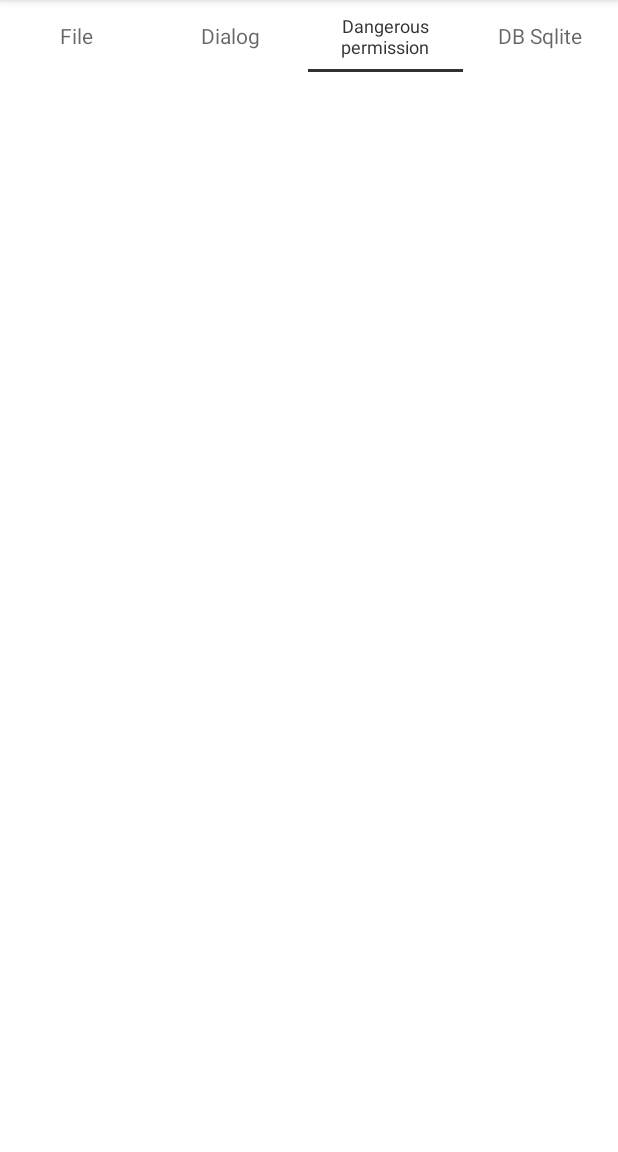
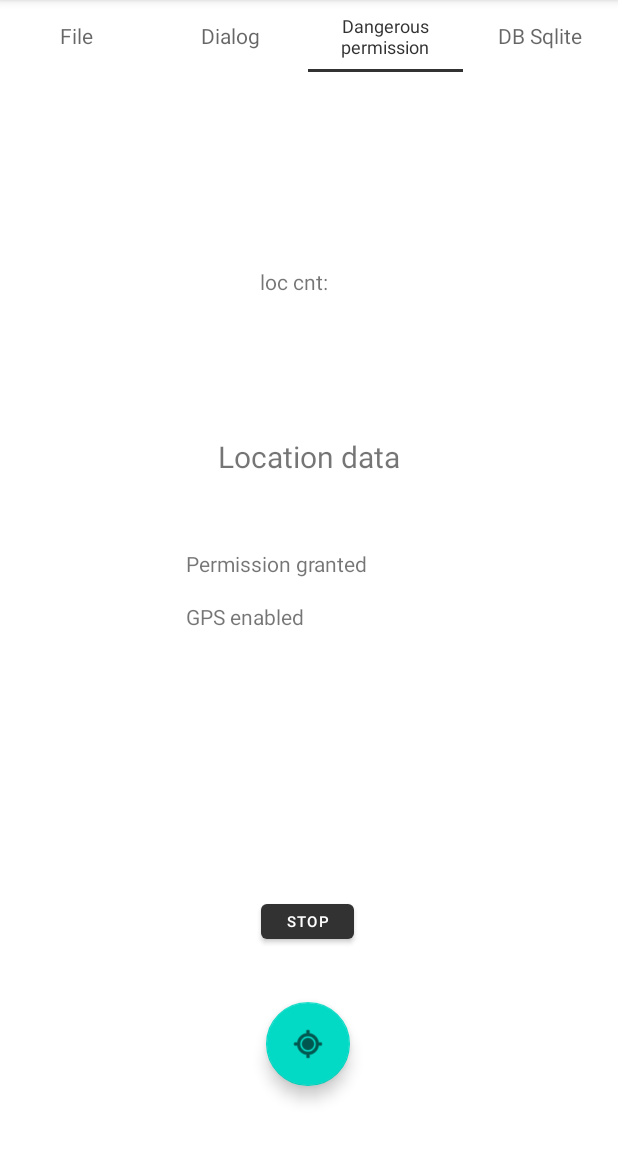
Before and after one commit to Bagaviev/Android, an Android app: the screen it shows after launch (MainActivity), tab 3 chosen, on a phone screen of 412 x 824 dp, the part 84-1236 px from its top. Run offline under Robolectric (Android 15) with nearby library versions, the phone set to English and light mode, and no system bars.

Commit message:
Dangerous permissions + LocationManager (GPS)

```diff
--- a/FifthExample/app/src/main/AndroidManifest.xml
+++ b/FifthExample/app/src/main/AndroidManifest.xml
@@ -1,6 +1,7 @@
 <?xml version="1.0" encoding="utf-8"?>
 <manifest xmlns:android="http://schemas.android.com/apk/res/android"
         package="com.example.fifthexample">
+    <uses-permission android:name="android.permission.ACCESS_FINE_LOCATION"/>
 
     <application
             android:allowBackup="true"
--- a/FifthExample/app/src/main/java/com/example/fifthexample/PermissionFragment.java
+++ /dev/null
@@ -1,6 +0,0 @@
-package com.example.fifthexample;
-
-import androidx.fragment.app.Fragment;
-
-public class PermissionFragment extends Fragment {
-}
--- a/FifthExample/app/src/main/java/com/example/fifthexample/DBFragment.java
+++ b/FifthExample/app/src/main/java/com/example/fifthexample/fragments/DBFragment.java
@@ -1,4 +1,4 @@
-package com.example.fifthexample;
+package com.example.fifthexample.fragments;
 
 import androidx.fragment.app.Fragment;
 
--- a/FifthExample/app/src/main/java/com/example/fifthexample/DialogFragment.java
+++ b/FifthExample/app/src/main/java/com/example/fifthexample/fragments/DialogFragment.java
@@ -1,4 +1,4 @@
-package com.example.fifthexample;
+package com.example.fifthexample.fragments;
 
 import android.app.AlertDialog;
 import android.app.Dialog;
@@ -9,6 +9,8 @@ import android.view.ViewGroup;
 import android.widget.Button;
 
 import androidx.fragment.app.Fragment;
+
+import com.example.fifthexample.R;
 
 public class DialogFragment extends Fragment {
     Button buttonD;
--- /dev/null
+++ b/FifthExample/app/src/main/res/layout/permission_fragment.xml
@@ -0,0 +1,81 @@
+<?xml version="1.0" encoding="utf-8"?>
+<androidx.constraintlayout.widget.ConstraintLayout xmlns:android="http://schemas.android.com/apk/res/android"
+        xmlns:app="http://schemas.android.com/apk/res-auto"
+        xmlns:tools="http://schemas.android.com/tools"
+        android:layout_width="match_parent"
+        android:layout_height="match_parent">
+
+    <TextView
+            android:text="Location data"
+            android:layout_width="wrap_content"
+            android:layout_height="wrap_content"
+            android:id="@+id/textViewData"
+            android:textSize="20sp"
+            app:layout_constraintEnd_toEndOf="parent"
+            app:layout_constraintStart_toStartOf="parent"
+            app:layout_constraintTop_toTopOf="parent"
+            app:layout_constraintBottom_toBottomOf="parent"
+            app:layout_constraintVertical_bias="0.35"
+
+            android:textIsSelectable="true"/>
+
+    <com.google.android.material.floatingactionbutton.FloatingActionButton
+            android:layout_width="wrap_content"
+            android:layout_height="wrap_content"
+            android:clickable="true"
+            app:srcCompat="@android:drawable/ic_menu_mylocation"
+            android:id="@+id/floatButton"
+            app:layout_constraintEnd_toEndOf="parent"
+            app:layout_constraintStart_toStartOf="parent"
+            app:layout_constraintBottom_toBottomOf="parent"
+            app:layout_constraintHorizontal_bias="0.498"
+            android:layout_marginBottom="44dp" />
+
+    <Button
+            android:text="Stop"
+            android:layout_width="62dp"
+            android:layout_height="35dp"
+            android:id="@+id/buttonStop"
+            app:layout_constraintBottom_toTopOf="@+id/floatButton"
+            app:layout_constraintEnd_toEndOf="parent"
+            app:layout_constraintStart_toStartOf="parent"
+            android:textSize="10sp"
+            app:layout_constraintHorizontal_bias="0.498"
+            android:layout_marginBottom="36dp" />
+
+    <TextView
+            android:text="Permission:"
+            android:layout_width="wrap_content"
+            android:layout_height="wrap_content"
+            android:id="@+id/textViewPerm"
+            app:layout_constraintBottom_toTopOf="@+id/textViewStatus"
+            app:layout_constraintStart_toStartOf="parent"
+            app:layout_constraintEnd_toEndOf="parent"
+            app:layout_constraintHorizontal_bias="0.427"
+            android:layout_marginTop="40dp"
+            app:layout_constraintTop_toBottomOf="@+id/textViewData" />
+
+    <TextView
+            android:text="Status:"
+            android:layout_width="wrap_content"
+            android:layout_height="wrap_content"
+            android:id="@+id/textViewStatus"
+            app:layout_constraintBottom_toTopOf="@+id/buttonStop"
+            android:layout_marginBottom="168dp"
+            app:layout_constraintStart_toStartOf="@+id/textViewPerm"
+            android:layout_marginTop="8dp"
+            app:layout_constraintTop_toBottomOf="@+id/textViewPerm" />
+
+    <TextView
+            android:text="loc cnt:"
+            android:layout_width="wrap_content"
+            android:layout_height="wrap_content"
+            android:id="@+id/textViewLocCnt"
+            app:layout_constraintStart_toStartOf="parent"
+            app:layout_constraintEnd_toEndOf="parent"
+            app:layout_constraintTop_toTopOf="parent"
+            app:layout_constraintBottom_toTopOf="@+id/textViewData"
+            app:layout_constraintHorizontal_bias="0.472"
+            app:layout_constraintVertical_bias="0.581" />
+
+</androidx.constraintlayout.widget.ConstraintLayout>
```
Also changed, not shown: FifthExample/app/src/main/java/com/example/fifthexample/MainActivity.java (+3 -4 lines), FifthExample/app/src/main/java/com/example/fifthexample/fragments/PermissionFragment.java (added, +164 -0 lines), 1 other file.
